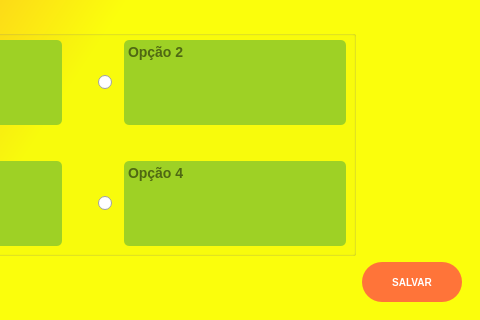
Qt form 5.Modulados/Modulados/mainwindow.ui (IsadoraVanco/Gamellito) before a commit; both pictures show x 320 to 800 and y 280 to 600 of the 800 by 600 pixel window.
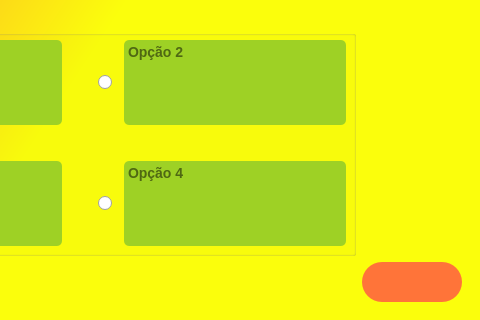
The same form after that commit. The open tabs and pages were chosen to show the change.

Commit message: feat: Mostrando resposta correta (#51)

The edit to the form file:
```diff
--- a/5.Modulados/Modulados/mainwindow.ui
+++ b/5.Modulados/Modulados/mainwindow.ui
@@ -2462,7 +2462,7 @@
 }</string>
           </property>
           <property name="text">
-           <string>SALVAR</string>
+           <string/>
           </property>
          </widget>
         </item>
```
Left out of the diff: 4 changed lines with no effect on the pictures. The commit also changes 2 other files.
